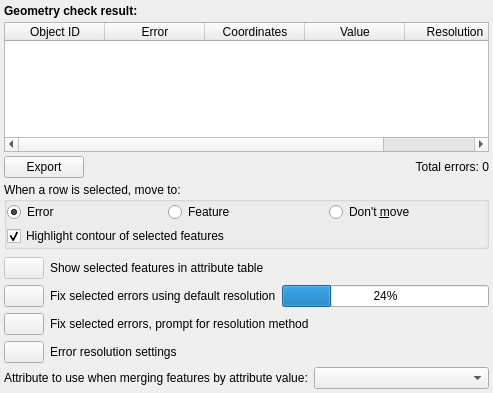
Above: src/plugins/geometry_checker/ui/qgsgeometrycheckerresulttab.ui from carsmie/QGIS before the change. Below: the same form after it.
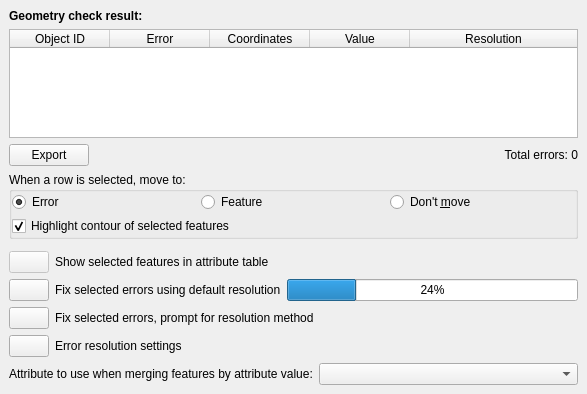
That is the form after the change. Icons and pictures are not drawn.

Commit message: [geometry-checker-gui] add scroll area and save geometry dialog to settings

The edit to the form file:
```diff
--- a/src/plugins/geometry_checker/ui/qgsgeometrycheckerresulttab.ui
+++ b/src/plugins/geometry_checker/ui/qgsgeometrycheckerresulttab.ui
@@ -6,37 +6,43 @@
    <rect>
     <x>0</x>
     <y>0</y>
-    <width>493</width>
-    <height>393</height>
+    <width>587</width>
+    <height>394</height>
    </rect>
   </property>
   <property name="windowTitle">
    <string>Form</string>
   </property>
-  <layout class="QVBoxLayout" name="verticalLayout">
-   <property name="spacing">
-    <number>4</number>
+  <layout class="QGridLayout" name="gridLayout_4">
+   <property name="margin">
+    <number>0</number>
    </property>
-   <property name="leftMargin">
-    <number>4</number>
-   </property>
-   <property name="topMargin">
-    <number>4</number>
-   </property>
-   <property name="rightMargin">
-    <number>4</number>
-   </property>
-   <property name="bottomMargin">
-    <number>4</number>
-   </property>
-   <item>
+   <item row="0" column="0">
+    <widget class="QScrollArea" name="scrollArea">
+     <property name="frameShape">
+      <enum>QFrame::NoFrame</enum>
+     </property>
+     <property name="widgetResizable">
+      <bool>true</bool>
+     </property>
+     <widget class="QWidget" name="scrollAreaWidgetContents">
+      <property name="geometry">
+       <rect>
+        <x>0</x>
+        <y>0</y>
+        <width>572</width>
+        <height>416</height>
+       </rect>
+      </property>
+      <layout class="QGridLayout" name="gridLayout_3">
+       <item row="0" column="0">
     <widget class="QLabel" name="labelResultTitle">
      <property name="text">
       <string>&lt;b&gt;Geometry check result:&lt;/b&gt;</string>
      </property>
     </widget>
    </item>
-   <item>
+       <item row="1" column="0">
     <widget class="QTableWidget" name="tableWidgetErrors">
      <property name="editTriggers">
       <set>QAbstractItemView::NoEditTriggers</set>
@@ -86,7 +92,7 @@
      </column>
     </widget>
    </item>
-   <item>
+       <item row="2" column="0">
     <widget class="QWidget" name="widget" native="true">
      <layout class="QHBoxLayout" name="horizontalLayout_3">
       <property name="spacing">
@@ -137,7 +143,7 @@
      </layout>
     </widget>
    </item>
-   <item>
+       <item row="3" column="0">
     <widget class="QGroupBox" name="groupBoxRowSelectionBehaviour">
      <property name="title">
       <string>When a row is selected, move to:</string>
@@ -231,7 +237,7 @@
      </layout>
     </widget>
    </item>
-   <item>
+       <item row="5" column="0">
     <widget class="QWidget" name="widgetFix" native="true">
      <property name="enabled">
       <bool>true</bool>
@@ -352,7 +358,7 @@
      </layout>
     </widget>
    </item>
-   <item>
+       <item row="6" column="0">
     <widget class="QWidget" name="widgetMergeAttribute" native="true">
      <layout class="QHBoxLayout" name="horizontalLayout_2">
       <property name="leftMargin">
@@ -378,6 +384,10 @@
        <widget class="QComboBox" name="comboBoxMergeAttribute"/>
       </item>
      </layout>
+        </widget>
+       </item>
+      </layout>
+     </widget>
     </widget>
    </item>
   </layout>
```
Left out of the diff: 57 changed lines with no effect on the pictures. Lines whose indentation alone changed are shown as unchanged. The commit also changes 4 other files.
